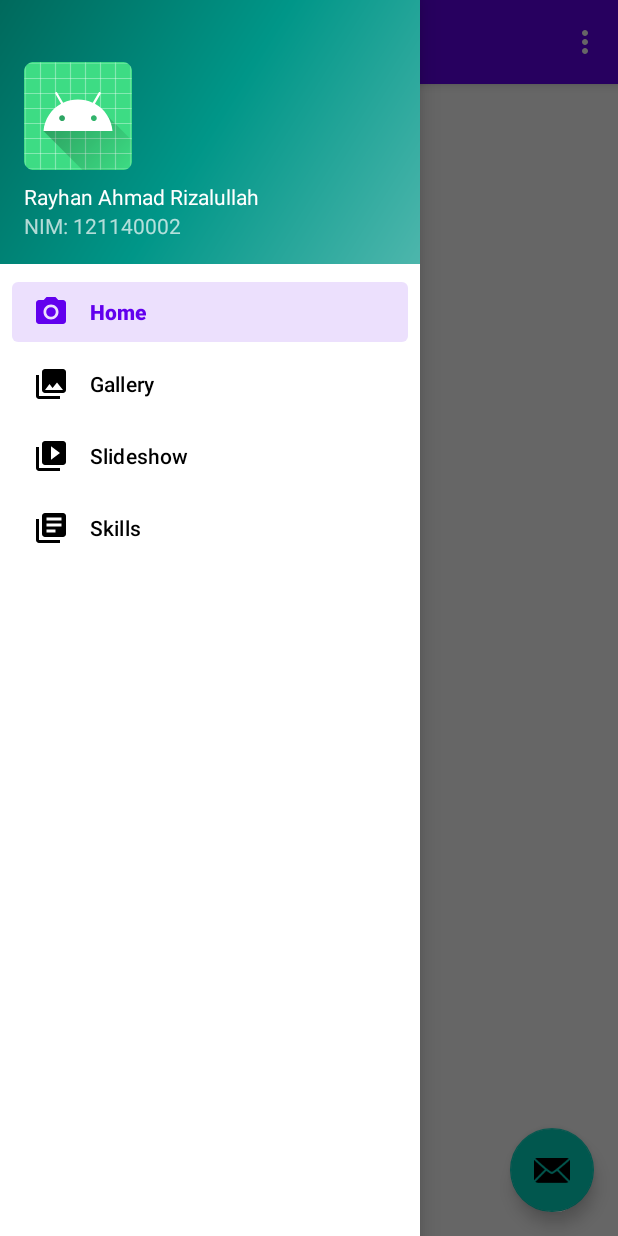
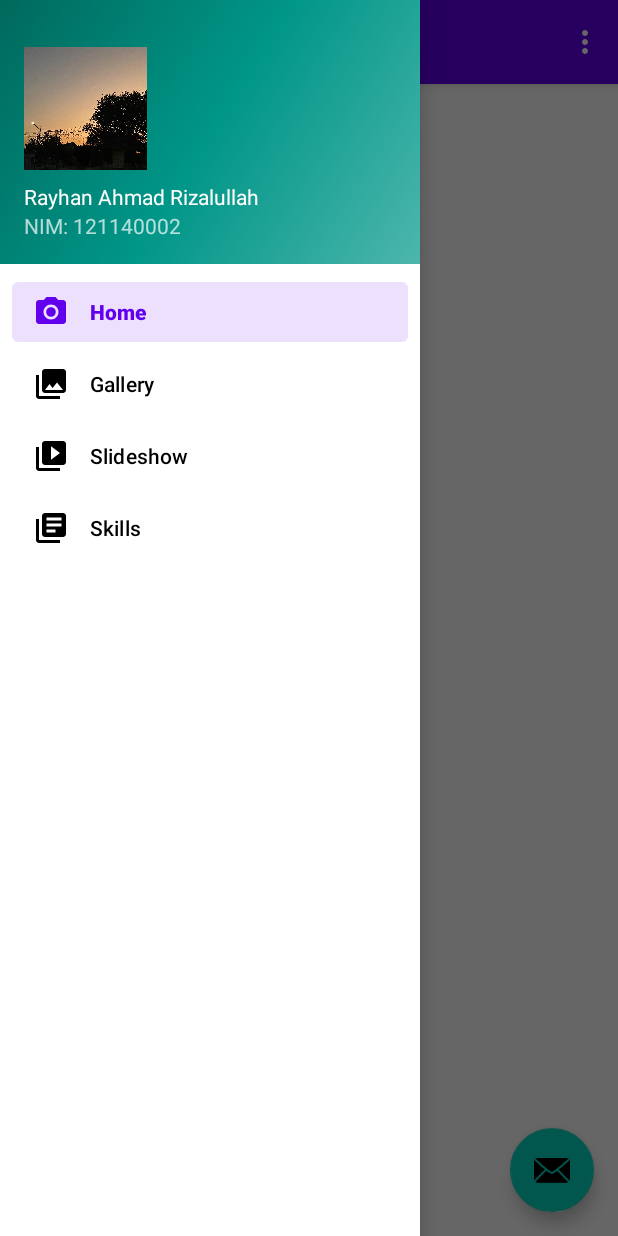
Before and after one commit to ray-ahmad/121140002_Tugas3PAM, an Android app: the screen it shows after launch (MainActivity), with the side drawer open, on a phone screen of 412 x 824 dp. Run offline under Robolectric (Android 15) with nearby library versions, the phone set to English and light mode, and no system bars; our stand-ins replace navigation-ui.

Commit message:
ubah gambar

```diff
--- a/app/src/main/res/layout/nav_header_main.xml
+++ b/app/src/main/res/layout/nav_header_main.xml
@@ -14,11 +14,12 @@
 
     <ImageView
         android:id="@+id/imageView"
-        android:layout_width="wrap_content"
-        android:layout_height="wrap_content"
+        android:layout_width="82dp"
+        android:layout_height="82dp"
+        android:adjustViewBounds="true"
         android:contentDescription="@string/nav_header_desc"
-        android:paddingTop="@dimen/nav_header_vertical_spacing"
-        app:srcCompat="@mipmap/ic_launcher_round" />
+        android:scaleType="centerCrop"
+        app:srcCompat="@drawable/foto" />
 
     <TextView
         android:layout_width="match_parent"
```
Also changed, not shown: app/src/main/res/drawable/foto.jpg (added).
